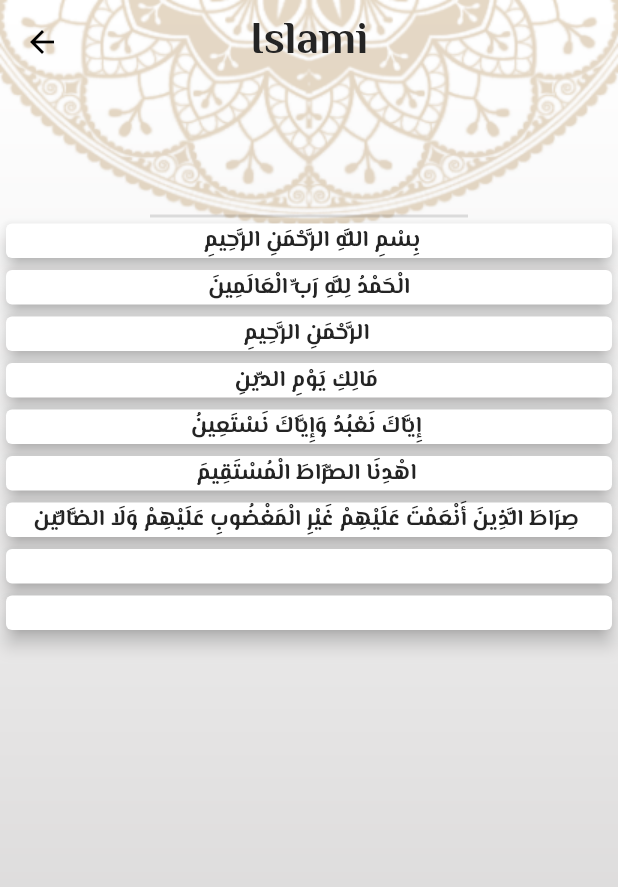
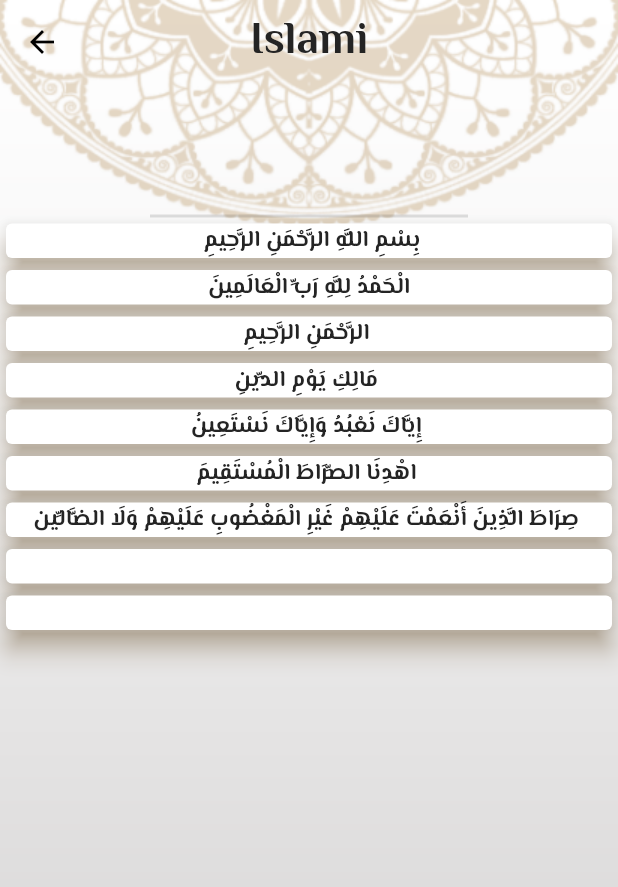
Before and after one commit to MohamedAliMostafa/Healing-Quran-, a Flutter app: the Sura_content screen opened directly with empty values, on a phone screen of 412 x 824 dp. Shown: the top 887 px of the screen. Run offline on Flutter 3.47's test engine with Material 2 defaults, Android fonts, the phone set to English and light mode, and no system bars; our stand-ins replace curved_navigation_bar, google_fonts; missing offline and left inert: dart:ffi; generated files the repository leaves out were written again.

Commit message:
Logic_prov

```diff
--- a/lib/Content/Sura_content.dart
+++ b/lib/Content/Sura_content.dart
@@ -4,6 +4,7 @@ import 'package:flutter/material.dart';
 import 'package:flutter/services.dart';
 import 'package:islami/Model/SuraModel.dart';
 import 'package:flutter_gen/gen_l10n/app_localizations.dart';
+import 'package:islami/Provider/Logic_provider.dart';
 import 'package:islami/Provider/Mytheme.dart';
 import 'package:provider/provider.dart';
 
@@ -19,15 +20,18 @@ static const String routeName="Sura";
 
 class _Sura_contentState extends State<Sura_content> {
 
-List<String>su=[];
+
   @override
   Widget build(BuildContext context) {
     var pt=Provider.of<Mytheme>(context);
 
     var args=ModalRoute.of(context)?.settings.arguments as SuraModel;
-    if(su.isEmpty) {
-      LoadFiles(args.indx);
-    }
+
+    return ChangeNotifierProvider(
+      create: (context)=>Logic()..LoadFiles(args.indx),
+      builder:(context,child)
+      {
+        var p_logic=Provider.of<Logic>(context);
         return Container(
             decoration: BoxDecoration(
               image: DecorationImage(image: AssetImage(pt.themeData==Themedata.light?"assets/images/bg3.png":"assets/images/bg.png"),fit: BoxFit.fill),
@@ -45,28 +49,24 @@ List<String>su=[];
                     child: ListView.builder(itemBuilder: (context,index){
                       return Card(
                         color: pt.themeData==Themedata.light?Colors.white:Color(0xff141A2E),
-                  elevation: 5,
+                        elevation: 7,
+                        shadowColor: Theme.of(context).primaryColor,
                         child: Center(
                           child: Directionality(
                               textDirection: TextDirection.rtl,
-                        child: Text(su[index],style: Theme.of(context).textTheme.labelMedium)),
+                              child: Text(p_logic.su[index],style: Theme.of(context).textTheme.labelMedium)),
                         ),
                       );
 
-              },itemCount:su.length ,),
+                    },itemCount:p_logic.su.length ,),
                   )
 
                 ],),
 
             ));
+      },
+
+    );
   }
-  void LoadFiles(int index) async
-  {
-   String sura=await rootBundle.loadString("assets/files/${index+1}.txt");
-   List<String>Lines=sura.split("\n");
-   su=Lines;
-   setState(() {
 
-   });
 }
-}
--- /dev/null
+++ b/lib/Provider/Logic_provider.dart
@@ -0,0 +1,15 @@
+
+import 'package:flutter/material.dart';
+import 'package:flutter/services.dart';
+
+class Logic extends ChangeNotifier
+{
+  List<String>su=[];
+  void LoadFiles(int index) async
+  {
+    String sura=await rootBundle.loadString("assets/files/${index+1}.txt");
+    List<String>Lines=sura.split("\n");
+    su=Lines;
+   notifyListeners();
+  }
+}
```
Lines whose indentation alone changed are shown as unchanged.
